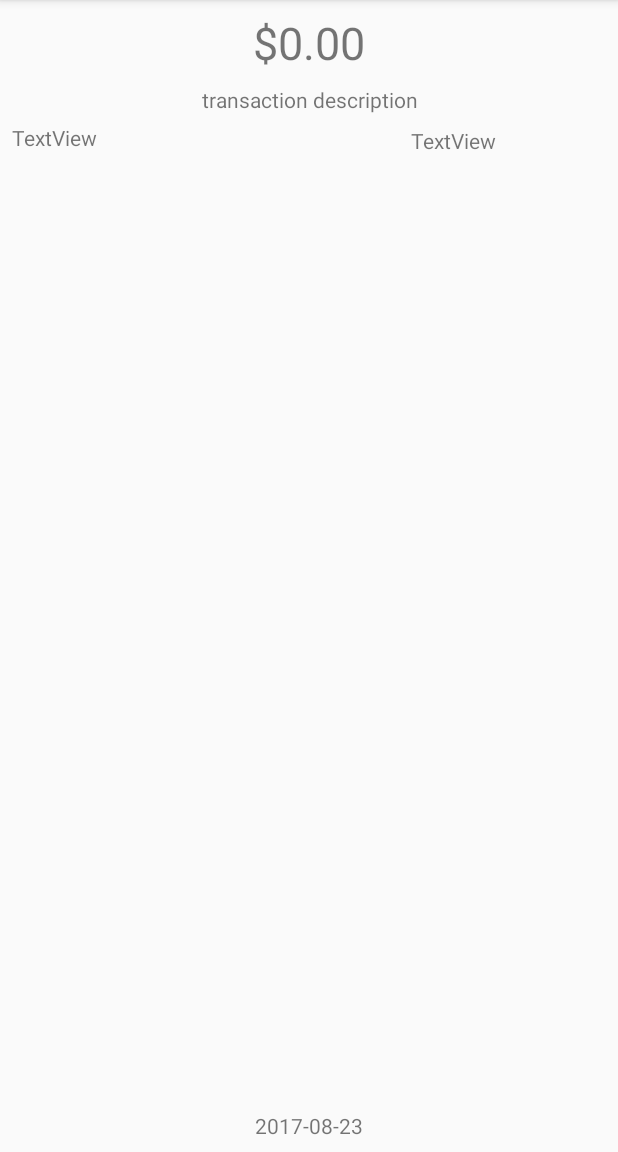
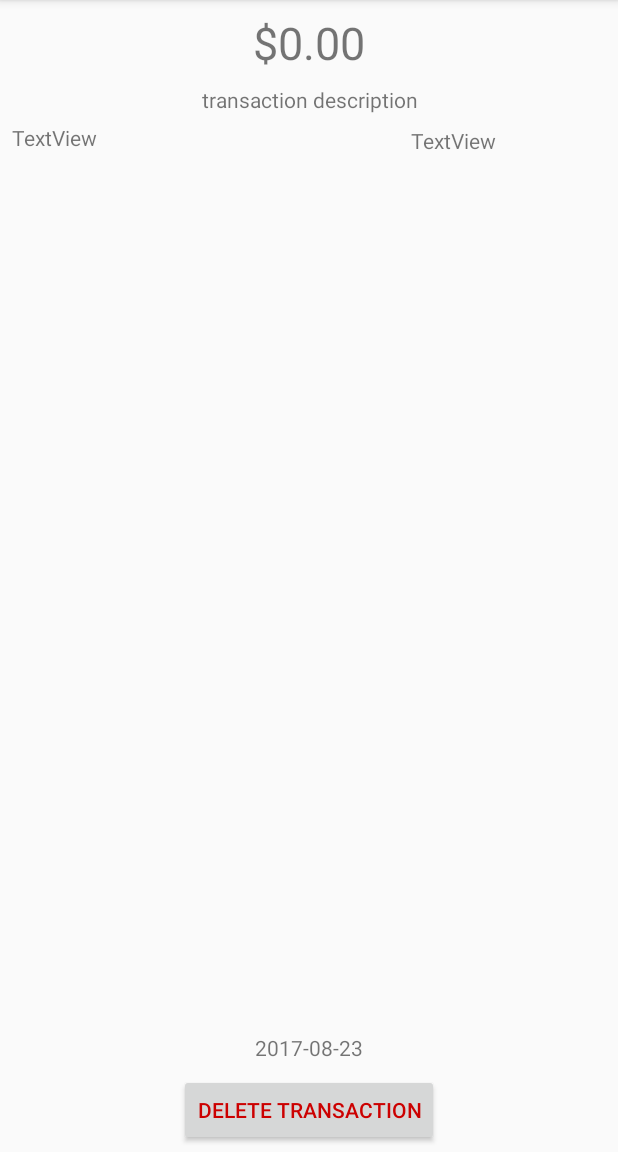
Before and after one commit to zach-king/PynnyAndroid, an Android app: the OneTransactionActivity screen opened directly, with no data from a screen before it, on a phone screen of 412 x 824 dp, the part 84-1236 px from its top. Run offline under Robolectric (Android 15) with nearby library versions, the phone set to English and light mode, and no system bars; 6 statements that could not run were skipped.

Commit message:
can delete transaction

```diff
--- a/app/src/main/java/king/zach/pynny/activities/single/OneTransactionActivity.java
+++ b/app/src/main/java/king/zach/pynny/activities/single/OneTransactionActivity.java
@@ -3,15 +3,26 @@ package king.zach.pynny.activities.single;
 import android.content.Intent;
 import android.support.v7.app.AppCompatActivity;
 import android.os.Bundle;
+import android.util.Log;
+import android.view.View;
+import android.widget.Button;
 import android.widget.TextView;
+import android.widget.Toast;
 
 import java.util.Locale;
 
 import king.zach.pynny.R;
 import king.zach.pynny.activities.all.AllTransactionsActivity;
+import king.zach.pynny.database.PynnyDBHandler;
 import king.zach.pynny.database.models.Transaction;
+import king.zach.pynny.database.models.Wallet;
+import king.zach.pynny.utils.RequestsManager;
 
 public class OneTransactionActivity extends AppCompatActivity {
+
+    static final String TAG = "OneTransaction";
+
+    private PynnyDBHandler dbHandler;
 
     private Transaction transaction;
     private TextView tvTransactionAmount;
@@ -19,11 +30,14 @@ public class OneTransactionActivity extends AppCompatActivity {
     private TextView tvTransactionCategoryName;
     private TextView tvTransactionWalletName;
     private TextView tvTransactionCreatedAt;
+    private Button btnDeleteTransaction;
 
     @Override
     protected void onCreate(Bundle savedInstanceState) {
         super.onCreate(savedInstanceState);
         setContentView(R.layout.activity_one_transaction);
+
+        dbHandler = PynnyDBHandler.getInstance(this);
 
         tvTransactionAmount = (TextView) findViewById(R.id.tvOneTransactionAmount);
         tvTransactionDescription = (TextView) findViewById(R.id.tvOneTransactionDescription);
@@ -34,7 +48,30 @@ public class OneTransactionActivity extends AppCompatActivity {
         Intent intent = getIntent();
         transaction = (Transaction) intent.getSerializableExtra(AllTransactionsActivity.EXTRA_TRANSACTION);
 
+        btnDeleteTransaction = (Button) findViewById(R.id.btnOneTransactionDelete);
+        btnDeleteTransaction.setOnClickListener(new View.OnClickListener() {
+            @Override
+            public void onClick(View v) {
+                deleteTransaction();
+
+                Toast.makeText(getApplicationContext(), "Deleted transaction", Toast.LENGTH_SHORT).show();
+
+                btnDeleteTransaction.setVisibility(View.INVISIBLE);
+                btnDeleteTransaction.setEnabled(false);
+            }
+        });
+
         setViewFields();
+    }
+
+    private void deleteTransaction() {
+        Log.v(TAG, "Deleting transaction #" + transaction.getId());
+        dbHandler.deleteTransaction(transaction.getId());
+        Wallet newWallet = transaction.getWallet();
+        newWallet.setBalance(newWallet.getBalance() + transaction.getAmount());
+        dbHandler.updateWallet(newWallet);
+
+
     }
 
     private void setViewFields() {
--- a/app/src/main/java/king/zach/pynny/utils/RequestsManager.java
+++ b/app/src/main/java/king/zach/pynny/utils/RequestsManager.java
@@ -9,4 +9,5 @@ public class RequestsManager {
     public static final int REQUEST_NEW_WALLET = 2;
     public static final int REQUEST_NEW_TRANSACTION = 3;
     public static final int REQUEST_NEW_BUDGET = 4;
+    public static final int REQUEST_DELETE_TRANSACTION = 5;
 }
--- a/app/src/main/res/layout/activity_one_transaction.xml
+++ b/app/src/main/res/layout/activity_one_transaction.xml
@@ -41,16 +41,17 @@
         android:id="@+id/tvOneTransactionCreatedAt"
         android:layout_width="wrap_content"
         android:layout_height="wrap_content"
-        android:layout_marginBottom="8dp"
         android:layout_marginEnd="8dp"
         android:layout_marginLeft="8dp"
         android:layout_marginRight="8dp"
         android:layout_marginStart="8dp"
         android:text="2017-08-23"
         android:textAlignment="center"
-        app:layout_constraintBottom_toBottomOf="parent"
         app:layout_constraintLeft_toLeftOf="parent"
-        app:layout_constraintRight_toRightOf="parent" />
+        app:layout_constraintRight_toRightOf="parent"
+        app:layout_constraintHorizontal_bias="0.501"
+        android:layout_marginBottom="8dp"
+        app:layout_constraintBottom_toTopOf="@+id/btnOneTransactionDelete" />
 
     <TextView
         android:id="@+id/tvOneTransactionWalletName"
@@ -80,5 +81,18 @@
         app:layout_constraintRight_toRightOf="parent"
         app:layout_constraintTop_toBottomOf="@+id/tvOneTransactionDescription" />
 
+    <Button
+        android:id="@+id/btnOneTransactionDelete"
+        android:layout_width="wrap_content"
+        android:layout_height="wrap_content"
+        android:layout_marginBottom="4dp"
+        android:layout_marginLeft="8dp"
+        android:layout_marginRight="8dp"
+        android:text="@string/one_transaction_delete_btn_label"
+        android:textColor="@android:color/holo_red_dark"
+        app:layout_constraintBottom_toBottomOf="parent"
+        app:layout_constraintLeft_toLeftOf="parent"
+        app:layout_constraintRight_toRightOf="parent" />
+
 
 </android.support.constraint.ConstraintLayout>
--- a/app/src/main/res/values/strings.xml
+++ b/app/src/main/res/values/strings.xml
@@ -24,4 +24,5 @@
     <string name="create_budget_category_label">Category</string>
     <string name="create_budget_goal_label">Goal</string>
     <string name="create_budget_submit_btn">Create Budget</string>
+    <string name="one_transaction_delete_btn_label">Delete Transaction</string>
 </resources>
```
Also changed, not shown: app/src/main/java/king/zach/pynny/activities/all/AllTransactionsActivity.java (+8 -5 lines), app/src/main/java/king/zach/pynny/database/PynnyDBHandler.java (+9 -2 lines).
